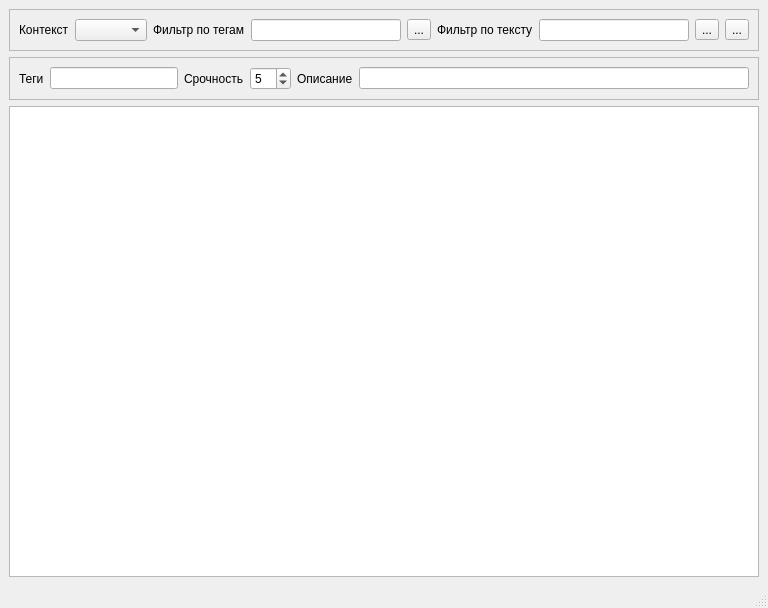
Above: ui/mainwindow.ui from wterkin/tasks_board before the change. Below: the same form after it.
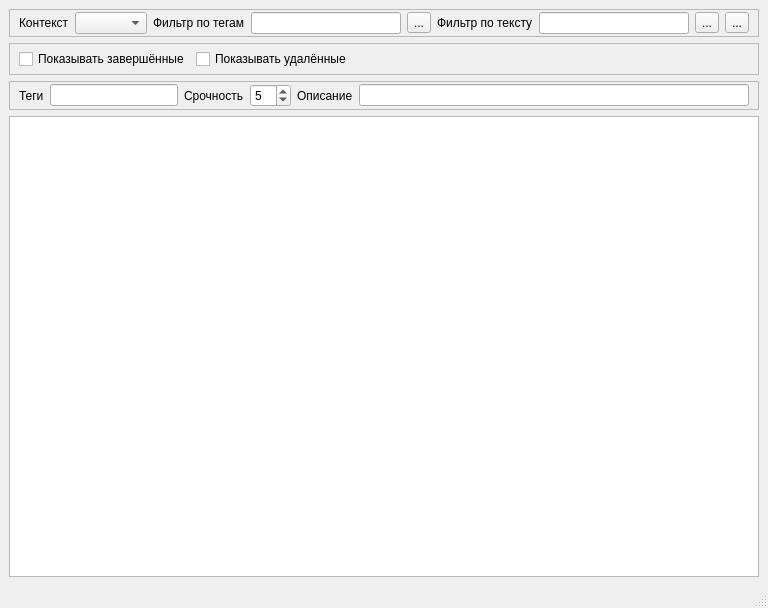
That is the form after the change.

```diff
--- a/ui/mainwindow.ui
+++ b/ui/mainwindow.ui
@@ -48,6 +48,12 @@
        <enum>QFrame::Sunken</enum>
       </property>
       <layout class="QHBoxLayout" name="horizontalLayout">
+       <property name="topMargin">
+        <number>2</number>
+       </property>
+       <property name="bottomMargin">
+        <number>2</number>
+       </property>
        <item>
         <widget class="QLabel" name="label_ContextFilter">
          <property name="text">
@@ -102,6 +108,57 @@
       </layout>
      </widget>
     </item>
+    <item>
+     <widget class="QFrame" name="frame_3">
+      <property name="minimumSize">
+       <size>
+        <width>750</width>
+        <height>32</height>
+       </size>
+      </property>
+      <property name="frameShape">
+       <enum>QFrame::StyledPanel</enum>
+      </property>
+      <property name="frameShadow">
+       <enum>QFrame::Raised</enum>
+      </property>
+      <layout class="QHBoxLayout" name="horizontalLayout_3">
+       <property name="topMargin">
+        <number>2</number>
+       </property>
+       <property name="bottomMargin">
+        <number>2</number>
+       </property>
+       <item>
+        <widget class="QCheckBox" name="checkBox_ShowCompleted">
+         <property name="text">
+          <string>Показывать завершённые</string>
+         </property>
+        </widget>
+       </item>
+       <item>
+        <widget class="QCheckBox" name="checkBox_ShowDeleted">
+         <property name="text">
+          <string>Показывать удалённые</string>
+         </property>
+        </widget>
+       </item>
+       <item>
+        <spacer name="horizontalSpacer">
+         <property name="orientation">
+          <enum>Qt::Horizontal</enum>
+         </property>
+         <property name="sizeHint" stdset="0">
+          <size>
+           <width>344</width>
+           <height>20</height>
+          </size>
+         </property>
+        </spacer>
+       </item>
+      </layout>
+     </widget>
+    </item>
     <item>
      <widget class="QFrame" name="frame_2">
       <property name="minimumSize">
@@ -117,6 +174,12 @@
        <enum>QFrame::Sunken</enum>
       </property>
       <layout class="QHBoxLayout" name="horizontalLayout_2">
+       <property name="topMargin">
+        <number>2</number>
+       </property>
+       <property name="bottomMargin">
+        <number>2</number>
+       </property>
        <item>
         <widget class="QLabel" name="label_Tags">
          <property name="text">
```
